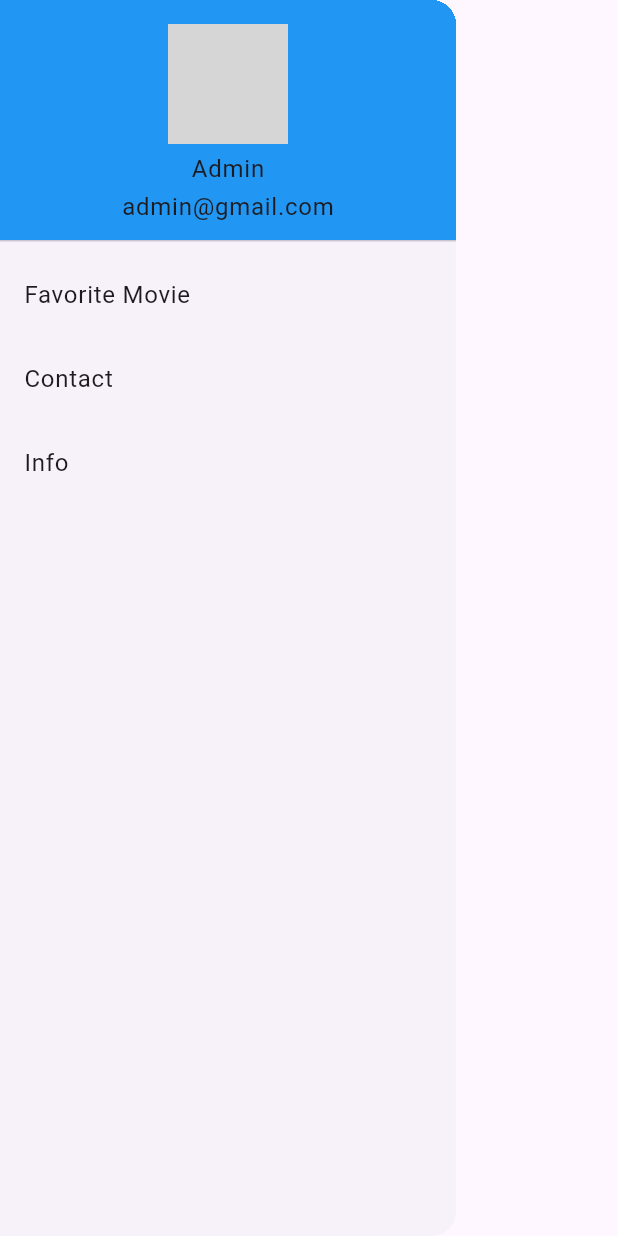
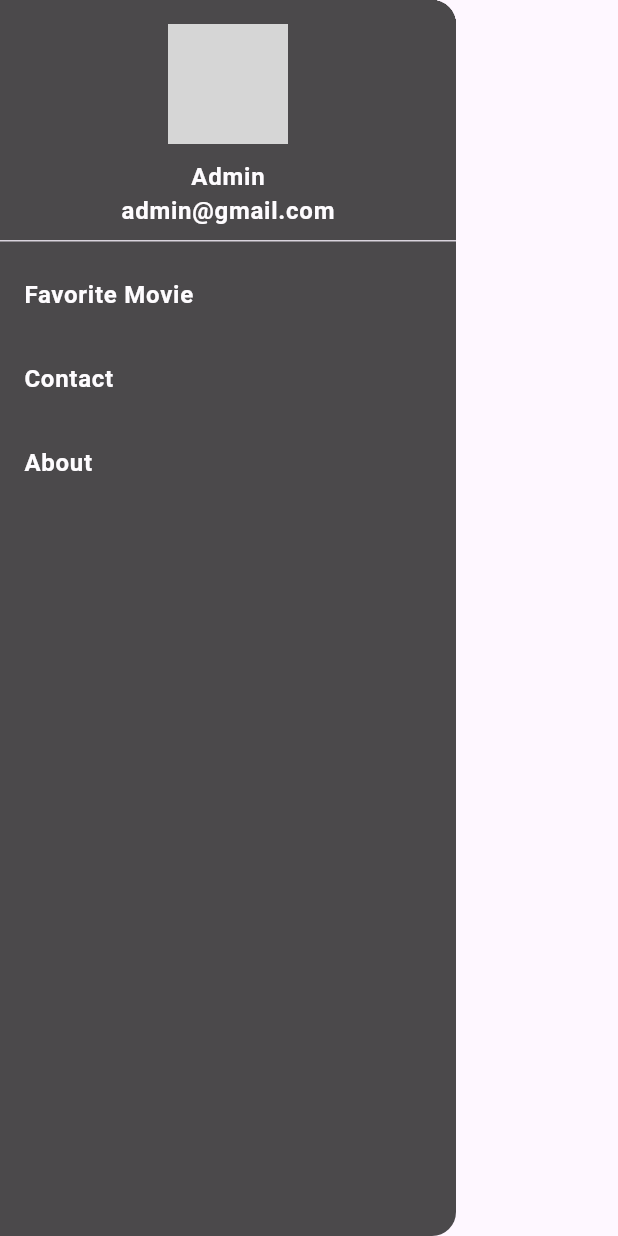
Before and after one commit to DuyThong25/HUFLIX-Movie-App, a Flutter app: the MyDrawer widget shown alone on an empty page, opened directly, on a phone screen of 412 x 824 dp. Run offline on Flutter 3.47's test engine with Material 3 defaults, Android fonts, the phone set to English and light mode, and no system bars; our stand-ins replace blur, carousel_slider; network calls fail; grey boxes are pictures that could not be loaded.

Commit message:
custom transparent drawer

```diff
--- a/huflix_movie_app/lib/views/drawer/movie_drawer.dart
+++ b/huflix_movie_app/lib/views/drawer/movie_drawer.dart
@@ -10,13 +10,15 @@ class MyDrawer extends StatefulWidget {
 class _MyDrawerState extends State<MyDrawer> {
   @override
   Widget build(BuildContext context) {
-    return Container(
+    return Opacity(
+        opacity: 0.7,
         child: Drawer(
+          backgroundColor: Colors.black,
           child: ListView(
             padding: EdgeInsets.zero,
-          children:  [
+            children: [
               const DrawerHeader(
-              decoration: BoxDecoration(color: Colors.blue),
+                decoration: BoxDecoration(color: Colors.black),
                 child: Column(
                   mainAxisAlignment: MainAxisAlignment.center,
                   children: [
@@ -25,33 +27,32 @@ class _MyDrawerState extends State<MyDrawer> {
                       backgroundImage: NetworkImage(
                           "https://didongviet.vn/dchannel/wp-content/uploads/2023/08/hinh-nen-3d-hinh-nen-iphone-dep-3d-didongviet@2x.jpg"),
                     ),
-                  SizedBox(height: 5),
-                  Expanded(child: Text("Admin")),
-                  Expanded(child: Text("admin@gmail.com"))
+                    SizedBox(height: 10),
+                    Expanded(child: Text("Admin", style: TextStyle(color: Colors.white, fontWeight: FontWeight.bold),)),
+                    Expanded(child: Text("admin@gmail.com", style: TextStyle(color: Colors.white, fontWeight: FontWeight.bold),)),
                   ],
                 ),
               ),
               ListTile(
-              title: const Text('Favorite Movie'),
+                title: const Text('Favorite Movie', style: TextStyle(color: Colors.white, fontWeight: FontWeight.bold)),
                 onTap: () {
                   Navigator.of(context).pop();
                 },
               ),
               ListTile(
-              title: const Text('Contact'),
+                title: const Text('Contact', style: TextStyle(color: Colors.white, fontWeight: FontWeight.bold)),
                 onTap: () {
                   Navigator.of(context).pop();
                 },
               ),
               ListTile(
-              title: const Text('Info'),
+                title: const Text('About', style: TextStyle(color: Colors.white, fontWeight: FontWeight.bold)),
                 onTap: () {
                   Navigator.of(context).pop();
                 },
               ),
             ],
           ),
-      ),
-    );
+        ));
   }
 }
--- a/huflix_movie_app/lib/views/home/home_page.dart
+++ b/huflix_movie_app/lib/views/home/home_page.dart
@@ -34,7 +34,7 @@ class HomePage extends StatelessWidget {
             IconButton(onPressed: () {}, icon: const Icon(Icons.search))
           ],
         ),
-        drawer: MyDrawer(),
+        drawer: const MyDrawer(),
         body: const Column(
           children: [
             CarouselAnimated(),
--- a/huflix_movie_app/lib/views/home/movie_carousel/carousel_animated.dart
+++ b/huflix_movie_app/lib/views/home/movie_carousel/carousel_animated.dart
@@ -1,5 +1,3 @@
-import 'dart:ui';
-import 'package:blur/blur.dart';
 import 'package:carousel_slider/carousel_slider.dart';
 import 'package:flutter/material.dart';
 import 'package:huflix_movie_app/model/videotest.dart';
```
Lines whose indentation alone changed are shown as unchanged.
